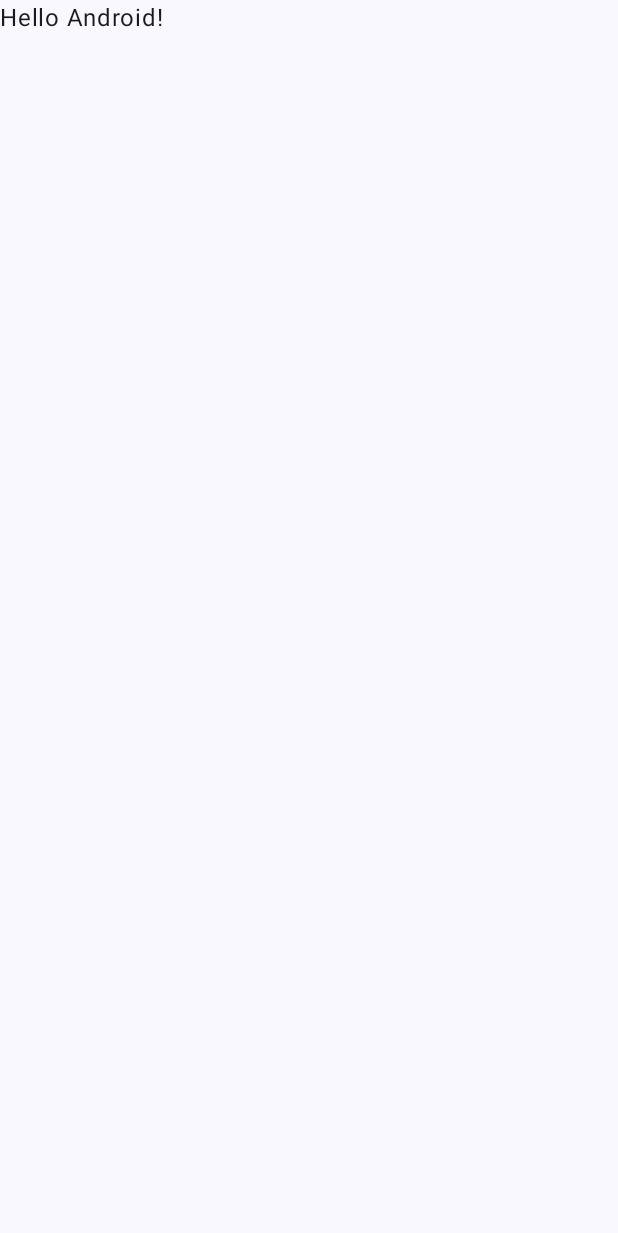
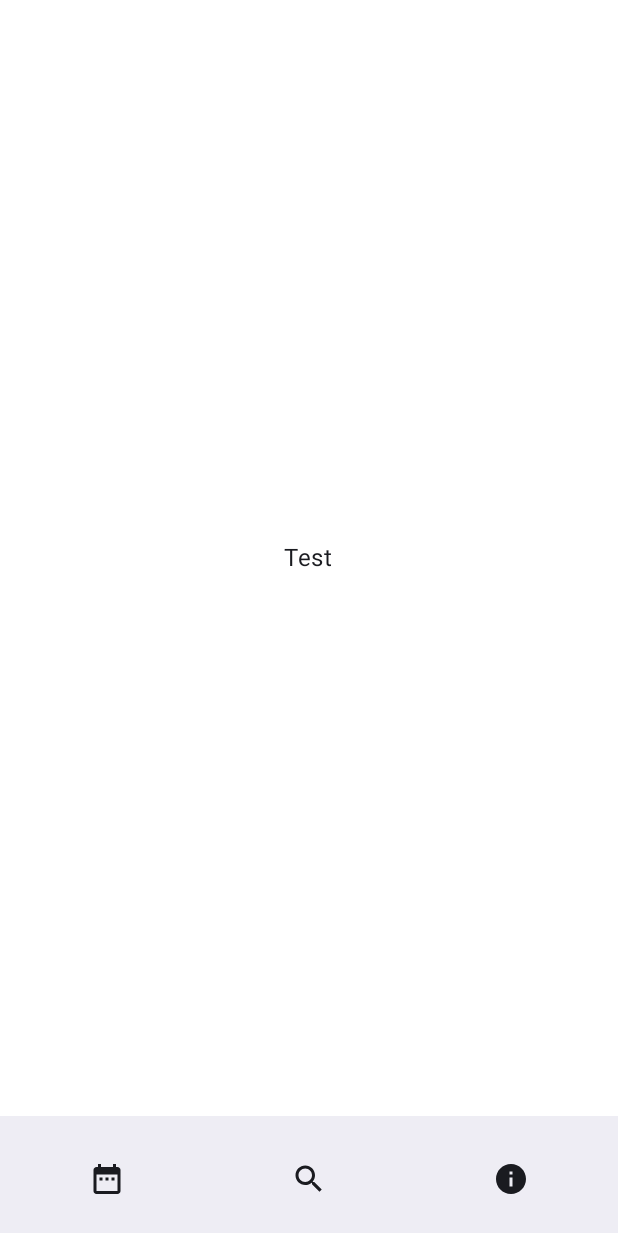
Before and after one commit to msy4808/SmartCalendar, an Android app built with Jetpack Compose: the screen it shows after launch (MainActivity), on a phone screen of 412 x 824 dp. Before the commit the part shown is almost empty. Shown: the top 1233 px of the screen. Run offline under Robolectric (Android 15) with nearby library versions, the phone set to English and light mode, and no system bars.

Commit message:
Bottom bar basic UI implementation :: To be modified

```diff
--- a/app/src/main/java/com/mun/smartcalendar/MainActivity.kt
+++ b/app/src/main/java/com/mun/smartcalendar/MainActivity.kt
@@ -4,14 +4,26 @@ import android.os.Bundle
 import androidx.activity.ComponentActivity
 import androidx.activity.compose.setContent
 import androidx.activity.enableEdgeToEdge
+import androidx.compose.foundation.background
+import androidx.compose.foundation.layout.Box
 import androidx.compose.foundation.layout.fillMaxSize
 import androidx.compose.foundation.layout.padding
+import androidx.compose.material.icons.Icons
+import androidx.compose.material.icons.filled.DateRange
+import androidx.compose.material.icons.filled.Info
+import androidx.compose.material.icons.filled.Search
+import androidx.compose.material3.BottomAppBar
+import androidx.compose.material3.Icon
+import androidx.compose.material3.IconButton
 import androidx.compose.material3.Scaffold
 import androidx.compose.material3.Text
 import androidx.compose.runtime.Composable
+import androidx.compose.ui.Alignment
 import androidx.compose.ui.Modifier
+import androidx.compose.ui.graphics.Color
 import androidx.compose.ui.tooling.preview.Preview
 import com.mun.smartcalendar.ui.theme.SmartCalendarTheme
+import com.mun.smartcalendar.ui.theme.SplashBackGround
 
 class MainActivity : ComponentActivity() {
     override fun onCreate(savedInstanceState: Bundle?) {
@@ -19,10 +31,36 @@ class MainActivity : ComponentActivity() {
         enableEdgeToEdge()
         setContent {
             SmartCalendarTheme {
-                Scaffold(modifier = Modifier.fillMaxSize()) { innerPadding ->
-                    Greeting(
-                        name = "Android",
-                        modifier = Modifier.padding(innerPadding)
+                Scaffold(modifier = Modifier.fillMaxSize(),
+                    bottomBar = {
+                        BottomAppBar(Modifier.background(SplashBackGround)) {
+                            IconButton(
+                                onClick = {},
+                                Modifier.weight(1f)
+                            ) {
+                                Icon(
+                                    imageVector = Icons.Filled.DateRange,
+                                    contentDescription = null
+                                )
+                            }
+                            IconButton(
+                                onClick = {},
+                                Modifier.weight(1f)
+                            ) {
+                                Icon(imageVector = Icons.Filled.Search, contentDescription = null)
+                            }
+                            IconButton(
+                                onClick = {},
+                                Modifier.weight(1f)
+                            ) {
+                                Icon(imageVector = Icons.Filled.Info, contentDescription = null)
+                            }
+                        }
+                    }) { innerPadding ->
+                    MainScreen(
+                        modifier = Modifier
+                            .padding(innerPadding)
+                            .background(Color.White)
                     )
                 }
             }
@@ -31,17 +69,17 @@ class MainActivity : ComponentActivity() {
 }
 
 @Composable
-fun Greeting(name: String, modifier: Modifier = Modifier) {
-    Text(
-        text = "Hello $name!",
-        modifier = modifier
-    )
+fun MainScreen(modifier: Modifier = Modifier) {
+    Box(modifier.fillMaxSize(),
+        contentAlignment = Alignment.Center) {
+        Text(text = "Test")
+    }
 }
 
 @Preview(showBackground = true)
 @Composable
 fun GreetingPreview() {
     SmartCalendarTheme {
-        Greeting("Android")
+        MainScreen(modifier = Modifier)
     }
 }
```
